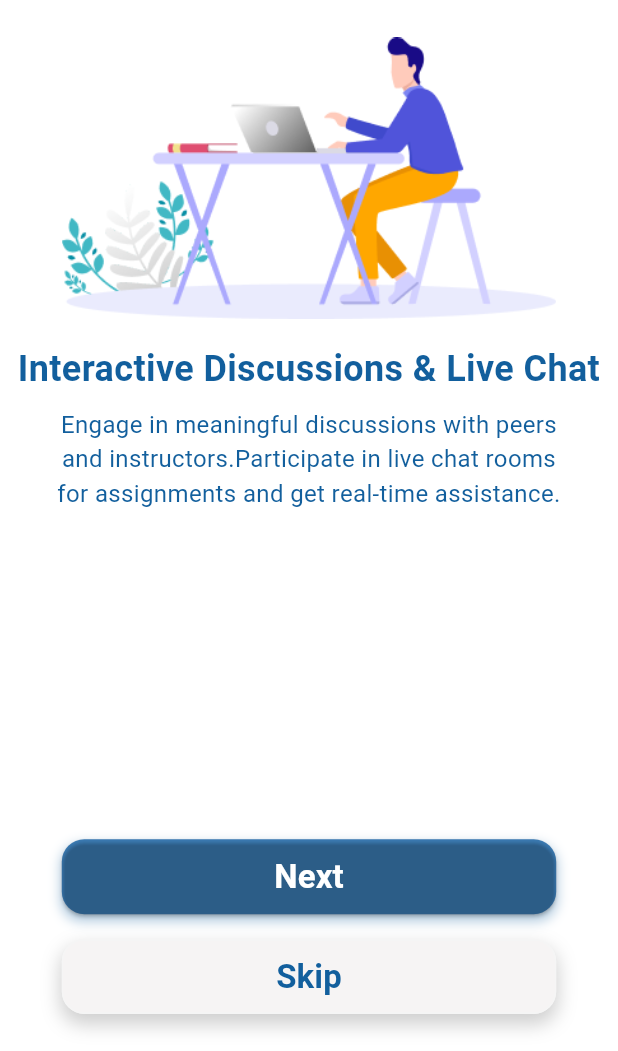
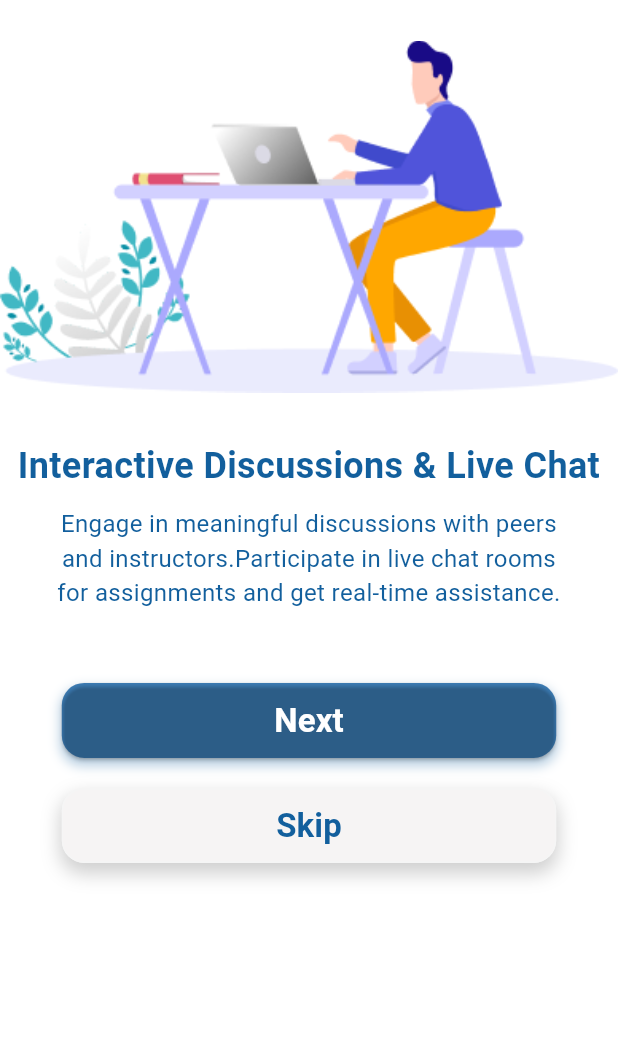
Before and after one commit to sumail-000/academia_hub, a Flutter app: the screen it shows after launch, after a tap on "Next", on a phone screen of 412 x 824 dp, the part 185-1236 px from its top. Run offline on Flutter 3.47's test engine with Material 3 defaults, Android fonts, the phone set to English and light mode, and no system bars.

Commit message:
another fix for intro screens

```diff
--- a/lib/screens/intro/intro1.dart
+++ b/lib/screens/intro/intro1.dart
@@ -7,43 +7,57 @@ class IntroductionScreen1 extends StatelessWidget {
 
   @override
   Widget build(BuildContext context) {
-    // Get screen dimensions for responsive sizing
-    final Size screenSize = MediaQuery.of(context).size;
-    final double logoSize = screenSize.width * 0.3; // 30% of screen width
-    final double illustrationWidth = screenSize.width * 0.8; // 80% of screen width
-
     return Scaffold(
       backgroundColor: Colors.white,
       body: SafeArea(
-        child: Column(
+        child: LayoutBuilder(
+          builder: (context, constraints) {
+            // Get screen dimensions for responsive sizing
+            final Size screenSize = MediaQuery.of(context).size;
+
+            // Calculate sizes based on available height
+            final double availableHeight = constraints.maxHeight;
+            final double logoHeight = availableHeight * 0.15; // 15% of available height
+            final double illustrationHeight = availableHeight * 0.35; // 35% of available height
+            final double textHeight = availableHeight * 0.15; // 15% of available height
+            final double buttonHeight = availableHeight * 0.25; // 25% of available height
+
+            return Column(
               crossAxisAlignment: CrossAxisAlignment.center,
               children: [
-            // Logo at the top with flexible container
+                // Logo at the top with dynamic height
                 Container(
-              height: screenSize.height * 0.15, // 15% of screen height
+                  height: logoHeight,
                   padding: const EdgeInsets.only(top: 5.0),
                   child: Align(
                     alignment: Alignment.topCenter,
                     child: Image.asset(
                       'assets/Logo.png',
-                  width: logoSize,
-                  height: logoSize,
                       fit: BoxFit.contain,
                     ),
                   ),
                 ),
 
-            SizedBox(height: screenSize.height * 0.03), // 3% of screen height
-
-            // Illustration Image with responsive width
-            Image.asset(
+                // Flexible space for illustration
+                Flexible(
+                  flex: 7, // Takes 7 parts of available space
+                  child: Container(
+                    height: illustrationHeight,
+                    child: Image.asset(
                       'assets/screen2.png',
-              width: illustrationWidth,
                       fit: BoxFit.contain,
                     ),
+                  ),
+                ),
 
-            SizedBox(height: screenSize.height * 0.02), // 2% of screen height
-
+                // Text content with dynamic height
+                Flexible(
+                  flex: 3, // Takes 3 parts of available space
+                  child: Container(
+                    height: textHeight,
+                    child: Column(
+                      mainAxisAlignment: MainAxisAlignment.center,
+                      children: [
                         // Heading
                         const Text(
                           'Seamless Notes Sharing',
@@ -55,11 +69,11 @@ class IntroductionScreen1 extends StatelessWidget {
                           ),
                         ),
 
-            SizedBox(height: screenSize.height * 0.01), // 1% of screen height
+                        const SizedBox(height: 10),
 
                         // Paragraph
                         const Padding(
-              padding: EdgeInsets.symmetric(horizontal: 30), // Center text
+                          padding: EdgeInsets.symmetric(horizontal: 30),
                           child: Text(
                             'Easily share and access study materials, notes, and assignments. '
                                 'Filter by university, department, and semester for quick retrieval.',
@@ -70,40 +84,45 @@ class IntroductionScreen1 extends StatelessWidget {
                             ),
                           ),
                         ),
+                      ],
+                    ),
+                  ),
+                ),
 
-            const Spacer(), // Push buttons to the bottom
-
-            // Buttons
-            Padding(
+                // Buttons with dynamic height
+                Flexible(
+                  flex: 5, // Takes 5 parts of available space
+                  child: Container(
+                    height: buttonHeight,
                     padding: const EdgeInsets.symmetric(horizontal: 20),
                     child: Column(
+                      mainAxisAlignment: MainAxisAlignment.center,
                       children: [
                         // Next Button with Shadow Effect
                         SizedBox(
-                    width: screenSize.width * 0.8, // 80% of screen width
+                          width: screenSize.width * 0.8,
                           height: 50,
                           child: Container(
                             decoration: BoxDecoration(
-                        color: const Color(0xFF3D7FBA), // Slightly lighter version of 0xFF0F95A2
+                              color: const Color(0xFF3D7FBA),
                               borderRadius: BorderRadius.circular(15),
                               boxShadow: [
                                 BoxShadow(
-                            color: const Color(0xFF125F9D).withOpacity(0.3), // Softer shadow
+                                  color: const Color(0xFF125F9D).withOpacity(0.3),
                                   spreadRadius: 1,
-                            blurRadius: 6, // Increase blur for softer effect
-                            offset: const Offset(0, 4), // Shadow direction
+                                  blurRadius: 6,
+                                  offset: const Offset(0, 4),
                                 ),
                               ],
                             ),
                             child: ElevatedButton(
                               style: ElevatedButton.styleFrom(
-                          backgroundColor: Colors.transparent, // Transparent to inherit container color
+                                backgroundColor: Colors.transparent,
                                 shape: RoundedRectangleBorder(
                                   borderRadius: BorderRadius.circular(15),
                                 ),
                               ),
                               onPressed: () {
-                          // Navigate to Next Screen
                                 Navigator.push(
                                   context,
                                   MaterialPageRoute(
@@ -123,35 +142,34 @@ class IntroductionScreen1 extends StatelessWidget {
                           ),
                         ),
 
-                  SizedBox(height: screenSize.height * 0.02), // 2% of screen height
+                        const SizedBox(height: 20),
 
                         // Skip Button with Shadow Effect
                         SizedBox(
-                    width: screenSize.width * 0.8, // 80% of screen width
+                          width: screenSize.width * 0.8,
                           height: 50,
                           child: Container(
                             decoration: BoxDecoration(
-                        color: const Color(0xFFF6F4F4), // Light grey background
+                              color: const Color(0xFFF6F4F4),
                               borderRadius: BorderRadius.circular(15),
                               boxShadow: [
                                 BoxShadow(
-                            color: Colors.grey.withOpacity(0.5), // Lighter shadow for skip button
+                                  color: Colors.grey.withOpacity(0.5),
                                   spreadRadius: 1,
                                   blurRadius: 10,
-                            offset: const Offset(0, 6), // Push shadow downward
+                                  offset: const Offset(0, 6),
                                 ),
                               ],
                             ),
                             child: OutlinedButton(
                               style: OutlinedButton.styleFrom(
-                          backgroundColor: Colors.transparent, // Transparent to inherit container color
-                          side: const BorderSide(color: Color(0xFFF5F5F5)), // Border color
+                                backgroundColor: Colors.transparent,
+                                side: const BorderSide(color: Color(0xFFF5F5F5)),
                                 shape: RoundedRectangleBorder(
                                   borderRadius: BorderRadius.circular(15),
                                 ),
                               ),
                               onPressed: () {
-                          // Skip to login Screen
                                 Navigator.pushReplacement(
                                   context,
                                   MaterialPageRoute(
@@ -163,7 +181,7 @@ class IntroductionScreen1 extends StatelessWidget {
                                 'Skip',
                                 style: TextStyle(
                                   fontSize: 22,
-                            color: Color(0xFF125F9D), // Correct text color
+                                  color: Color(0xFF125F9D),
                                   fontWeight: FontWeight.bold,
                                 ),
                               ),
@@ -173,9 +191,10 @@ class IntroductionScreen1 extends StatelessWidget {
                       ],
                     ),
                   ),
-
-            SizedBox(height: screenSize.height * 0.03), // 3% of screen height
+                ),
               ],
+            );
+          },
         ),
       ),
     );
--- a/lib/screens/intro/intro2.dart
+++ b/lib/screens/intro/intro2.dart
@@ -7,43 +7,57 @@ class IntroductionScreen2 extends StatelessWidget {
 
   @override
   Widget build(BuildContext context) {
-    // Get screen dimensions for responsive sizing
-    final Size screenSize = MediaQuery.of(context).size;
-    final double logoSize = screenSize.width * 0.3; // 30% of screen width
-    final double illustrationWidth = screenSize.width * 0.8; // 80% of screen width
-
     return Scaffold(
       backgroundColor: Colors.white,
       body: SafeArea(
-        child: Column(
+        child: LayoutBuilder(
+          builder: (context, constraints) {
+            // Get screen dimensions for responsive sizing
+            final Size screenSize = MediaQuery.of(context).size;
+
+            // Calculate sizes based on available height
+            final double availableHeight = constraints.maxHeight;
+            final double logoHeight = availableHeight * 0.15; // 15% of available height
+            final double illustrationHeight = availableHeight * 0.35; // 35% of available height
+            final double textHeight = availableHeight * 0.15; // 15% of available height
+            final double buttonHeight = availableHeight * 0.25; // 25% of available height
+
+            return Column(
               crossAxisAlignment: CrossAxisAlignment.center,
               children: [
-            // Logo at the top with flexible container
+                // Logo at the top with dynamic height
                 Container(
-              height: screenSize.height * 0.15, // 15% of screen height
+                  height: logoHeight,
                   padding: const EdgeInsets.only(top: 5.0),
                   child: Align(
                     alignment: Alignment.topCenter,
                     child: Image.asset(
                       'assets/Logo.png',
-                  width: logoSize,
-                  height: logoSize,
                       fit: BoxFit.contain,
                     ),
                   ),
                 ),
 
-            SizedBox(height: screenSize.height * 0.03), // 3% of screen height
-
-            // Illustration Image with responsive width
-            Image.asset(
+                // Flexible space for illustration
+                Flexible(
+                  flex: 7, // Takes 7 parts of available space
+                  child: Container(
+                    height: illustrationHeight,
+                    child: Image.asset(
                       'assets/screen3.png',
-              width: illustrationWidth,
                       fit: BoxFit.contain,
                     ),
+                  ),
+                ),
 
-            SizedBox(height: screenSize.height * 0.02), // 2% of screen height
-
+                // Text content with dynamic height
+                Flexible(
+                  flex: 3, // Takes 3 parts of available space
+                  child: Container(
+                    height: textHeight,
+                    child: Column(
+                      mainAxisAlignment: MainAxisAlignment.center,
+                      children: [
                         // Heading
                         const Text(
                           'Interactive Discussions & Live Chat',
@@ -55,11 +69,11 @@ class IntroductionScreen2 extends StatelessWidget {
                           ),
                         ),
 
-            SizedBox(height: screenSize.height * 0.01), // 1% of screen height
+                        const SizedBox(height: 10),
 
                         // Paragraph
                         const Padding(
-              padding: EdgeInsets.symmetric(horizontal: 30), // Center text
+                          padding: EdgeInsets.symmetric(horizontal: 30),
                           child: Text(
                             'Engage in meaningful discussions with peers and instructors.'
                                 'Participate in live chat rooms for assignments and get real-time assistance.',
@@ -70,40 +84,45 @@ class IntroductionScreen2 extends StatelessWidget {
                             ),
                           ),
                         ),
+                      ],
+                    ),
+                  ),
+                ),
 
-            const Spacer(), // Push buttons to the bottom
-
-            // Buttons
-            Padding(
+                // Buttons with dynamic height
+                Flexible(
+                  flex: 5, // Takes 5 parts of available space
+                  child: Container(
+                    height: buttonHeight,
                     padding: const EdgeInsets.symmetric(horizontal: 20),
                     child: Column(
+                      mainAxisAlignment: MainAxisAlignment.center,
                       children: [
                         // Next Button with Shadow Effect
                         SizedBox(
-                    width: screenSize.width * 0.8, // 80% of screen width
+                          width: screenSize.width * 0.8,
                           height: 50,
                           child: Container(
                             decoration: BoxDecoration(
-                        color: const Color(0xFF3D7FBA), // Slightly lighter version of 0xFF0F95A2
+                              color: const Color(0xFF3D7FBA),
                               borderRadius: BorderRadius.circular(15),
                               boxShadow: [
                                 BoxShadow(
-                            color: const Color(0xFF125F9D).withOpacity(0.3), // Softer shadow
+                                  color: const Color(0xFF125F9D).withOpacity(0.3),
                                   spreadRadius: 1,
-                            blurRadius: 6, // Increase blur for softer effect
-                            offset: const Offset(0, 4), // Shadow direction
+                                  blurRadius: 6,
+                                  offset: const Offset(0, 4),
                                 ),
                               ],
                             ),
                             child: ElevatedButton(
                               style: ElevatedButton.styleFrom(
-                          backgroundColor: Colors.transparent, // Transparent to inherit container color
+                                backgroundColor: Colors.transparent,
                                 shape: RoundedRectangleBorder(
                                   borderRadius: BorderRadius.circular(15),
                                 ),
                               ),
                               onPressed: () {
-                          // Navigate to Next Screen
                                 Navigator.push(
                                   context,
                                   MaterialPageRoute(
@@ -123,35 +142,34 @@ class IntroductionScreen2 extends StatelessWidget {
                           ),
                         ),
 
-                  SizedBox(height: screenSize.height * 0.02), // 2% of screen height
+                        const SizedBox(height: 20),
 
                         // Skip Button with Shadow Effect
                         SizedBox(
-                    width: screenSize.width * 0.8, // 80% of screen width
+                          width: screenSize.width * 0.8,
                           height: 50,
                           child: Container(
                             decoration: BoxDecoration(
-                        color: const Color(0xFFF6F4F4), // Light grey background
+                              color: const Color(0xFFF6F4F4),
                               borderRadius: BorderRadius.circular(15),
                               boxShadow: [
                                 BoxShadow(
-                            color: Colors.grey.withOpacity(0.5), // Lighter shadow for skip button
+                                  color: Colors.grey.withOpacity(0.5),
                                   spreadRadius: 1,
                                   blurRadius: 10,
-                            offset: const Offset(0, 6), // Push shadow downward
+                                  offset: const Offset(0, 6),
                                 ),
                               ],
                             ),
                             child: OutlinedButton(
                               style: OutlinedButton.styleFrom(
-                          backgroundColor: Colors.transparent, // Transparent to inherit container color
-                          side: const BorderSide(color: Color(0xFFF5F5F5)), // Border color
+                                backgroundColor: Colors.transparent,
+                                side: const BorderSide(color: Color(0xFFF5F5F5)),
                                 shape: RoundedRectangleBorder(
                                   borderRadius: BorderRadius.circular(15),
                                 ),
                               ),
                               onPressed: () {
-                          // Skip to Home Screen
                                 Navigator.pushReplacement(
                                   context,
                                   MaterialPageRoute(
@@ -163,7 +181,7 @@ class IntroductionScreen2 extends StatelessWidget {
                                 'Skip',
                                 style: TextStyle(
                                   fontSize: 22,
-                            color: Color(0xFF125F9D), // Correct text color
+                                  color: Color(0xFF125F9D),
                                   fontWeight: FontWeight.bold,
                                 ),
                               ),
@@ -173,9 +191,10 @@ class IntroductionScreen2 extends StatelessWidget {
                       ],
                     ),
                   ),
-
-            SizedBox(height: screenSize.height * 0.03), // 3% of screen height
+                ),
               ],
+            );
+          },
         ),
       ),
     );
```
Also changed, not shown: lib/screens/intro/intro3.dart (+60 -41 lines). Lines whose indentation alone changed are shown as unchanged.
